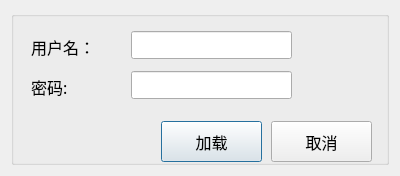
Above: Rule-manage/src/logdialog.ui from zhyhouyuan/Project before the change. Below: the same form after it.
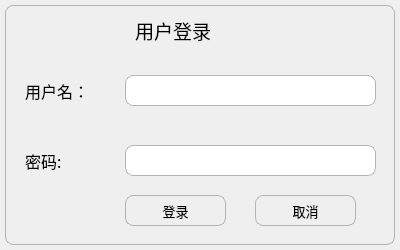
That is the form after the change. Icons and pictures are not drawn.

Diff of the .ui file:
```diff
--- a/Rule-manage/src/logdialog.ui
+++ b/Rule-manage/src/logdialog.ui
@@ -7,9 +7,27 @@
     <x>0</x>
     <y>0</y>
     <width>400</width>
-    <height>176</height>
+    <height>250</height>
    </rect>
   </property>
+  <property name="sizePolicy">
+   <sizepolicy hsizetype="Minimum" vsizetype="Minimum">
+    <horstretch>0</horstretch>
+    <verstretch>0</verstretch>
+   </sizepolicy>
+  </property>
+  <property name="minimumSize">
+   <size>
+    <width>400</width>
+    <height>250</height>
+   </size>
+  </property>
+  <property name="maximumSize">
+   <size>
+    <width>400</width>
+    <height>250</height>
+   </size>
+  </property>
   <property name="font">
    <font>
     <family>Agency FB</family>
@@ -23,9 +41,29 @@
    <iconset resource="source.qrc">
     <normaloff>:/image/print.png</normaloff>:/image/print.png</iconset>
   </property>
+  <property name="styleSheet">
+   <string notr="true">border:1px solid rgb(240, 240, 240);
+border-radius: 5px;</string>
+  </property>
   <layout class="QGridLayout" name="gridLayout">
+   <property name="leftMargin">
+    <number>5</number>
+   </property>
+   <property name="topMargin">
+    <number>5</number>
+   </property>
+   <property name="rightMargin">
+    <number>5</number>
+   </property>
+   <property name="bottomMargin">
+    <number>5</number>
+   </property>
    <item row="0" column="0">
     <widget class="QGroupBox" name="groupBox">
+     <property name="styleSheet">
+      <string notr="true">border:1px solid rgb(180, 180, 180);
+border-radius: 8px;</string>
+     </property>
      <property name="title">
       <string/>
      </property>
@@ -33,17 +71,24 @@
       <property name="geometry">
        <rect>
         <x>20</x>
-        <y>20</y>
+        <y>70</y>
         <width>91</width>
         <height>31</height>
        </rect>
       </property>
       <property name="font">
        <font>
-        <family>Agency FB</family>
+        <family>Microsoft YaHei</family>
         <pointsize>12</pointsize>
+        <weight>50</weight>
+        <italic>false</italic>
+        <bold>false</bold>
        </font>
       </property>
+      <property name="styleSheet">
+       <string notr="true">font: 12pt &quot;Microsoft YaHei&quot;;
+border:none;</string>
+      </property>
       <property name="text">
        <string>用户名：</string>
       </property>
@@ -52,17 +97,24 @@
       <property name="geometry">
        <rect>
         <x>20</x>
-        <y>60</y>
+        <y>140</y>
         <width>91</width>
         <height>31</height>
        </rect>
       </property>
       <property name="font">
        <font>
-        <family>Agency FB</family>
+        <family>Microsoft YaHei</family>
         <pointsize>12</pointsize>
+        <weight>50</weight>
+        <italic>false</italic>
+        <bold>false</bold>
        </font>
       </property>
+      <property name="styleSheet">
+       <string notr="true">font: 12pt &quot;Microsoft YaHei&quot;;
+border:none;</string>
+      </property>
       <property name="text">
        <string>密码:</string>
       </property>
@@ -71,9 +123,9 @@
       <property name="geometry">
        <rect>
         <x>120</x>
-        <y>60</y>
-        <width>161</width>
-        <height>28</height>
+        <y>140</y>
+        <width>251</width>
+        <height>31</height>
        </rect>
       </property>
       <property name="echoMode">
@@ -84,9 +136,9 @@
       <property name="geometry">
        <rect>
         <x>120</x>
-        <y>20</y>
-        <width>161</width>
-        <height>28</height>
+        <y>70</y>
+        <width>251</width>
+        <height>31</height>
        </rect>
       </property>
       <property name="echoMode">
@@ -96,17 +148,23 @@
      <widget class="QPushButton" name="btnLogin">
       <property name="geometry">
        <rect>
-        <x>150</x>
-        <y>110</y>
+        <x>120</x>
+        <y>190</y>
         <width>101</width>
-        <height>41</height>
+        <height>31</height>
        </rect>
       </property>
+      <property name="font">
+       <font>
+        <family>微软雅黑</family>
+        <pointsize>10</pointsize>
+       </font>
+      </property>
       <property name="cursor">
        <cursorShape>PointingHandCursor</cursorShape>
       </property>
       <property name="text">
-       <string>加载</string>
+       <string>登录</string>
       </property>
       <property name="icon">
        <iconset resource="source.qrc">
@@ -122,12 +180,18 @@
      <widget class="QPushButton" name="btnClose">
       <property name="geometry">
        <rect>
-        <x>260</x>
-        <y>110</y>
+        <x>250</x>
+        <y>190</y>
         <width>101</width>
-        <height>41</height>
+        <height>31</height>
        </rect>
       </property>
+      <property name="font">
+       <font>
+        <family>微软雅黑</family>
+        <pointsize>10</pointsize>
+       </font>
+      </property>
       <property name="cursor">
        <cursorShape>PointingHandCursor</cursorShape>
       </property>
@@ -145,6 +209,32 @@
        </size>
       </property>
      </widget>
+     <widget class="QLabel" name="labUserName_2">
+      <property name="geometry">
+       <rect>
+        <x>130</x>
+        <y>10</y>
+        <width>91</width>
+        <height>31</height>
+       </rect>
+      </property>
+      <property name="font">
+       <font>
+        <family>Microsoft YaHei</family>
+        <pointsize>14</pointsize>
+        <weight>50</weight>
+        <italic>false</italic>
+        <bold>false</bold>
+       </font>
+      </property>
+      <property name="styleSheet">
+       <string notr="true">font: 14pt &quot;Microsoft YaHei&quot;;
+border:none;</string>
+      </property>
+      <property name="text">
+       <string>用户登录</string>
+      </property>
+     </widget>
     </widget>
    </item>
   </layout>
```
Left out of the diff: 8 changed lines with no effect on the pictures.
